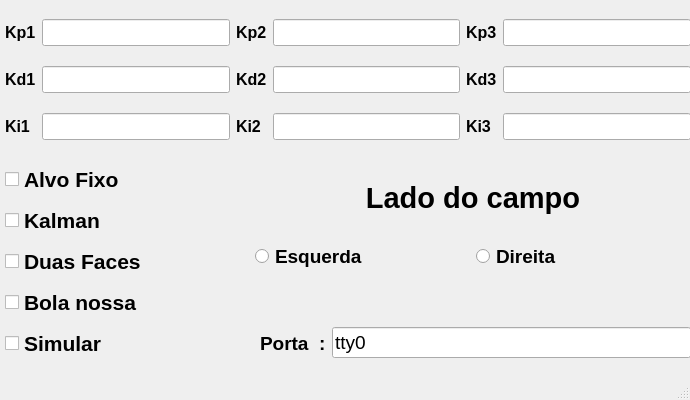
Qt form reddragons/interface/ui_files/controle.ui (Red-Dragons-UFSCar/red-visao) before a commit.
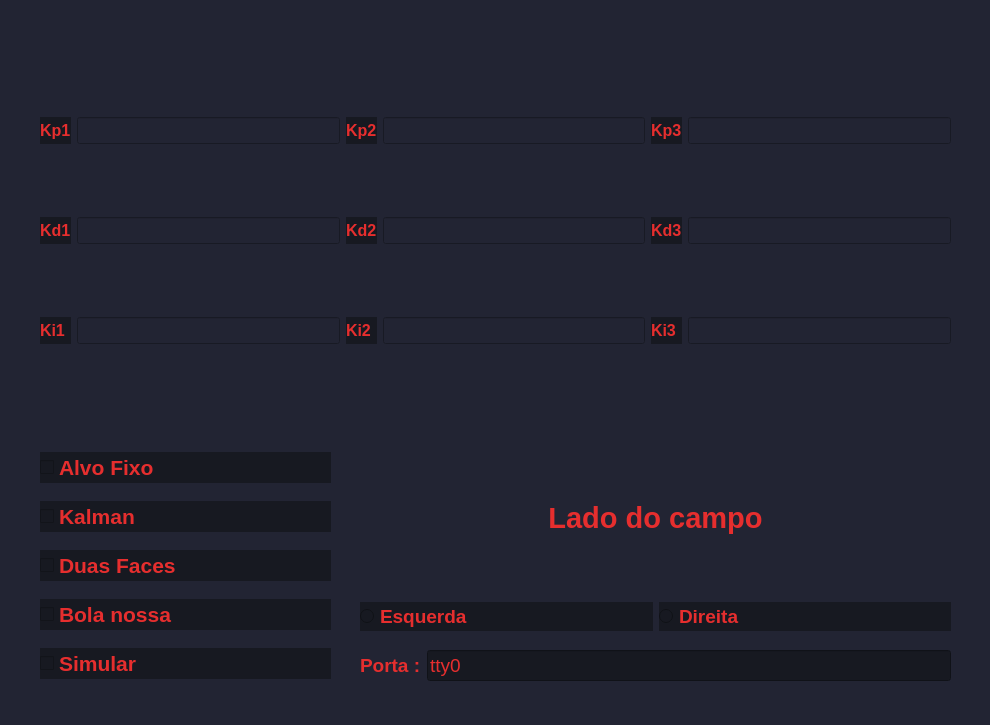
The same form after that commit.

Commit message: redimensao e cor controle.ui

Patch:
```diff
--- a/reddragons/interface/ui_files/controle.ui
+++ b/reddragons/interface/ui_files/controle.ui
@@ -6,21 +6,36 @@
    <rect>
     <x>0</x>
     <y>0</y>
-    <width>690</width>
-    <height>400</height>
+    <width>990</width>
+    <height>725</height>
    </rect>
   </property>
+  <property name="minimumSize">
+   <size>
+    <width>990</width>
+    <height>725</height>
+   </size>
+  </property>
+  <property name="maximumSize">
+   <size>
+    <width>990</width>
+    <height>725</height>
+   </size>
+  </property>
   <property name="windowTitle">
    <string>Controle</string>
   </property>
+  <property name="styleSheet">
+   <string notr="true">background-color: #222433;</string>
+  </property>
   <widget class="QWidget" name="centralwidget">
    <widget class="QWidget" name="layoutWidget">
     <property name="geometry">
      <rect>
-      <x>5</x>
-      <y>5</y>
-      <width>686</width>
-      <height>151</height>
+      <x>40</x>
+      <y>50</y>
+      <width>911</width>
+      <height>361</height>
      </rect>
     </property>
     <property name="font">
@@ -51,6 +66,10 @@
          <bold>true</bold>
         </font>
        </property>
+       <property name="styleSheet">
+        <string notr="true">background-color: rgb(23, 25, 33);
+color: #E62E2E;</string>
+       </property>
        <property name="text">
         <string>Ki2</string>
        </property>
@@ -87,6 +106,10 @@
          <bold>true</bold>
         </font>
        </property>
+       <property name="styleSheet">
+        <string notr="true">background-color: rgb(23, 25, 33);
+color: #E62E2E;</string>
+       </property>
        <property name="text">
         <string>Ki3</string>
        </property>
@@ -112,6 +135,10 @@
          <bold>true</bold>
         </font>
        </property>
+       <property name="styleSheet">
+        <string notr="true">background-color: rgb(23, 25, 33);
+color: #E62E2E;</string>
+       </property>
        <property name="text">
         <string>Kd1</string>
        </property>
@@ -126,6 +153,10 @@
          <bold>true</bold>
         </font>
        </property>
+       <property name="styleSheet">
+        <string notr="true">background-color: rgb(23, 25, 33);
+color: #E62E2E;</string>
+       </property>
        <property name="text">
         <string>Ki1</string>
        </property>
@@ -140,6 +171,10 @@
          <bold>true</bold>
         </font>
        </property>
+       <property name="styleSheet">
+        <string notr="true">background-color: rgb(23, 25, 33);
+color: #E62E2E;</string>
+       </property>
        <property name="text">
         <string>Kp3</string>
        </property>
@@ -154,6 +189,10 @@
          <bold>true</bold>
         </font>
        </property>
+       <property name="styleSheet">
+        <string notr="true">background-color: rgb(23, 25, 33);
+color: #E62E2E;</string>
+       </property>
        <property name="text">
         <string>Kp1</string>
        </property>
@@ -168,6 +207,10 @@
          <bold>true</bold>
         </font>
        </property>
+       <property name="styleSheet">
+        <string notr="true">background-color: rgb(23, 25, 33);
+color: #E62E2E;</string>
+       </property>
        <property name="text">
         <string>Kp2</string>
        </property>
@@ -182,6 +225,10 @@
          <bold>true</bold>
         </font>
        </property>
+       <property name="styleSheet">
+        <string notr="true">background-color: rgb(23, 25, 33);
+color: #E62E2E;</string>
+       </property>
        <property name="text">
         <string>Kd2</string>
        </property>
@@ -207,6 +254,10 @@
          <bold>true</bold>
         </font>
        </property>
+       <property name="styleSheet">
+        <string notr="true">background-color: rgb(23, 25, 33);
+color: #E62E2E;</string>
+       </property>
        <property name="text">
         <string>Kd3</string>
        </property>
@@ -261,10 +312,10 @@
    <widget class="QWidget" name="verticalLayoutWidget">
     <property name="geometry">
      <rect>
-      <x>5</x>
-      <y>160</y>
-      <width>246</width>
-      <height>206</height>
+      <x>40</x>
+      <y>440</y>
+      <width>291</width>
+      <height>251</height>
      </rect>
     </property>
     <layout class="QVBoxLayout" name="verticalLayout">
@@ -277,6 +328,11 @@
          <bold>true</bold>
         </font>
        </property>
+       <property name="styleSheet">
+        <string notr="true">
+background-color: rgb(23, 25, 33);
+color: #E62E2E;</string>
+       </property>
        <property name="text">
         <string>Alvo Fixo</string>
        </property>
@@ -291,6 +347,10 @@
          <bold>true</bold>
         </font>
        </property>
+       <property name="styleSheet">
+        <string notr="true">background-color: rgb(23, 25, 33);
+color: #E62E2E;</string>
+       </property>
        <property name="text">
         <string>Kalman</string>
        </property>
@@ -305,6 +365,10 @@
          <bold>true</bold>
         </font>
        </property>
+       <property name="styleSheet">
+        <string notr="true">background-color: rgb(23, 25, 33);
+color: #E62E2E;</string>
+       </property>
        <property name="text">
         <string>Duas Faces</string>
        </property>
@@ -319,6 +383,10 @@
          <bold>true</bold>
         </font>
        </property>
+       <property name="styleSheet">
+        <string notr="true">background-color: rgb(23, 25, 33);
+color: #E62E2E;</string>
+       </property>
        <property name="text">
         <string>Bola nossa</string>
        </property>
@@ -333,6 +401,10 @@
          <bold>true</bold>
         </font>
        </property>
+       <property name="styleSheet">
+        <string notr="true">background-color: rgb(23, 25, 33);
+color: #E62E2E;</string>
+       </property>
        <property name="text">
         <string>Simular</string>
        </property>
@@ -343,10 +415,10 @@
    <widget class="QWidget" name="horizontalLayoutWidget">
     <property name="geometry">
      <rect>
-      <x>260</x>
-      <y>320</y>
-      <width>431</width>
-      <height>46</height>
+      <x>360</x>
+      <y>640</y>
+      <width>591</width>
+      <height>51</height>
      </rect>
     </property>
     <layout class="QHBoxLayout" name="horizontalLayout">
@@ -360,7 +432,7 @@
         </font>
        </property>
        <property name="text">
-        <string>Porta  :</string>
+        <string>&lt;html&gt;&lt;head/&gt;&lt;body&gt;&lt;p&gt;&lt;span style=&quot; color:#e62e2e;&quot;&gt;Porta  :&lt;/span&gt;&lt;/p&gt;&lt;/body&gt;&lt;/html&gt;</string>
        </property>
       </widget>
      </item>
@@ -373,6 +445,10 @@
          <bold>false</bold>
         </font>
        </property>
+       <property name="styleSheet">
+        <string notr="true">background-color: rgb(23, 25, 33);
+color: #E62E2E;</string>
+       </property>
        <property name="text">
         <string>tty0</string>
        </property>
@@ -383,10 +459,10 @@
    <widget class="QWidget" name="verticalLayoutWidget_2">
     <property name="geometry">
      <rect>
-      <x>255</x>
-      <y>160</y>
-      <width>436</width>
-      <height>111</height>
+      <x>360</x>
+      <y>440</y>
+      <width>591</width>
+      <height>191</height>
      </rect>
     </property>
     <layout class="QVBoxLayout" name="verticalLayout_2">
@@ -400,7 +476,7 @@
         </font>
        </property>
        <property name="text">
-        <string>Lado do campo</string>
+        <string>&lt;html&gt;&lt;head/&gt;&lt;body&gt;&lt;p&gt;&lt;span style=&quot; color:#e62e2e;&quot;&gt;Lado do campo&lt;/span&gt;&lt;/p&gt;&lt;/body&gt;&lt;/html&gt;</string>
        </property>
        <property name="alignment">
         <set>Qt::AlignCenter</set>
@@ -418,6 +494,10 @@
            <bold>true</bold>
           </font>
          </property>
+         <property name="styleSheet">
+          <string notr="true">background-color: rgb(23, 25, 33);
+color: #E62E2E;</string>
+         </property>
          <property name="text">
           <string>Esquerda</string>
          </property>
@@ -432,6 +512,10 @@
            <bold>true</bold>
           </font>
          </property>
+         <property name="styleSheet">
+          <string notr="true">background-color: rgb(23, 25, 33);
+color: #E62E2E;</string>
+         </property>
          <property name="text">
           <string>Direita</string>
          </property>
@@ -448,17 +532,6 @@
     </layout>
    </widget>
   </widget>
-  <widget class="QMenuBar" name="menubar">
-   <property name="geometry">
-    <rect>
-     <x>0</x>
-     <y>0</y>
-     <width>690</width>
-     <height>28</height>
-    </rect>
-   </property>
-  </widget>
-  <widget class="QStatusBar" name="statusbar"/>
  </widget>
  <resources/>
  <connections/>
```
